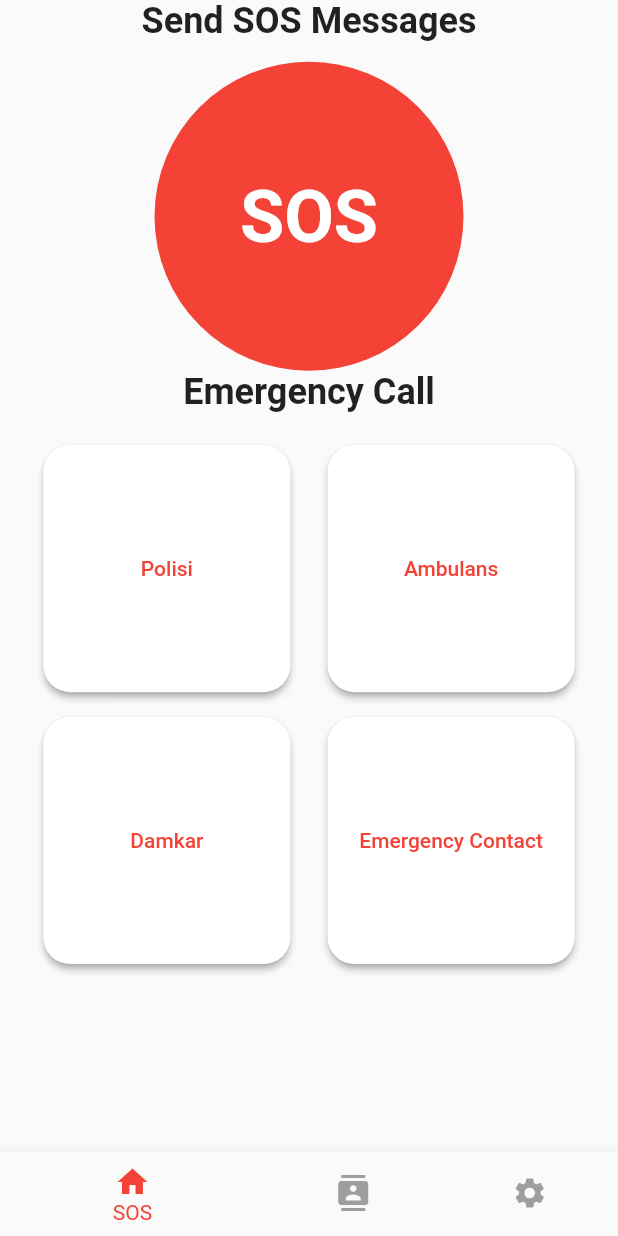
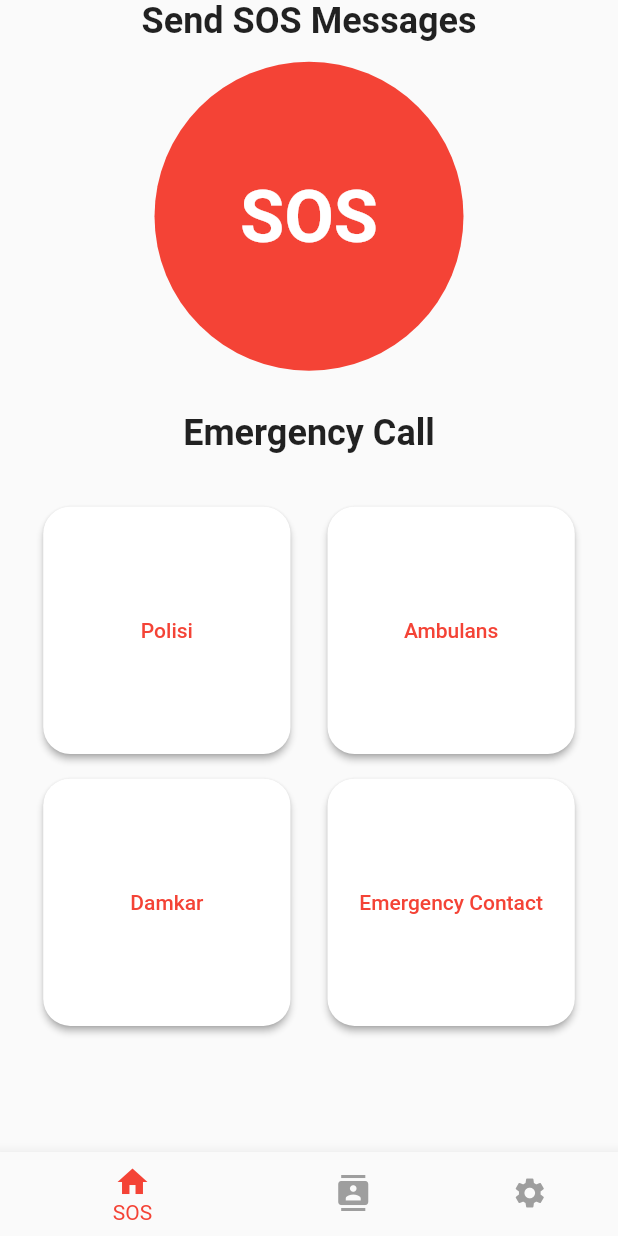
Before and after one commit to safirahrsh/app_sos_git, a Flutter app: the screen it shows after launch, on a phone screen of 412 x 824 dp. Run offline on Flutter 3.47's test engine with Material 2 defaults, Android fonts, the phone set to English and light mode, and no system bars.

Commit message:
home scaling fix

```diff
--- a/lib/home.dart
+++ b/lib/home.dart
@@ -16,7 +16,7 @@ class _HomeState extends State<Home> {
         children: [
           Center(
             child: Container(
-              height: queryData.size.width / 10,
+              height: queryData.size.width * 10 / 100,
               //color: Colors.grey,
               child: Text(
                 'Send SOS Messages',
@@ -28,8 +28,8 @@ class _HomeState extends State<Home> {
             ),
           ),
           SizedBox(
-            width: queryData.size.width / 2,
-            height: queryData.size.width / 2,
+            width: queryData.size.width * 50 / 100,
+            height: queryData.size.width * 50 / 100,
             child: FlatButton(
               onPressed: () {},
               color: Colors.red,
@@ -46,12 +46,15 @@ class _HomeState extends State<Home> {
           ),
           Center(
             child: Container(
-              height: queryData.size.width / 10,
-              child: Text(
-                'Emergency Call',
-                style: TextStyle(
-                  fontSize: 24,
-                  fontWeight: FontWeight.bold,
+              height: queryData.size.height * 10 / 100,
+              child: Align(
+                alignment: Alignment.center,
+                child: Text(
+                  'Emergency Call',
+                  style: TextStyle(
+                    fontSize: 24,
+                    fontWeight: FontWeight.bold,
+                  ),
                 ),
               ),
             ),
```
